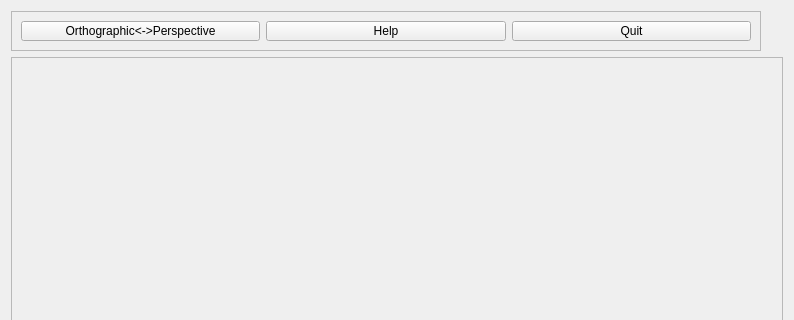
The window that A2/MainWindow.ui (gedig/CSC305A2) describes before a commit, drawn with Qt 5; both pictures show x 0 to 794 and y 0 to 320 of the 794 by 603 pixel window.
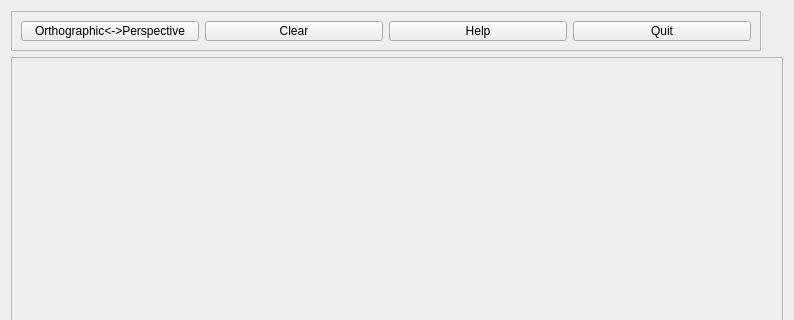
The same window after the commit.

Patch:
```diff
--- a/A2/MainWindow.ui
+++ b/A2/MainWindow.ui
@@ -39,6 +39,13 @@
         </property>
        </widget>
       </item>
+      <item>
+       <widget class="QPushButton" name="pushButton_2">
+        <property name="text">
+         <string>Clear</string>
+        </property>
+       </widget>
+      </item>
       <item>
        <widget class="QPushButton" name="pushButton_11">
         <property name="text">
```
